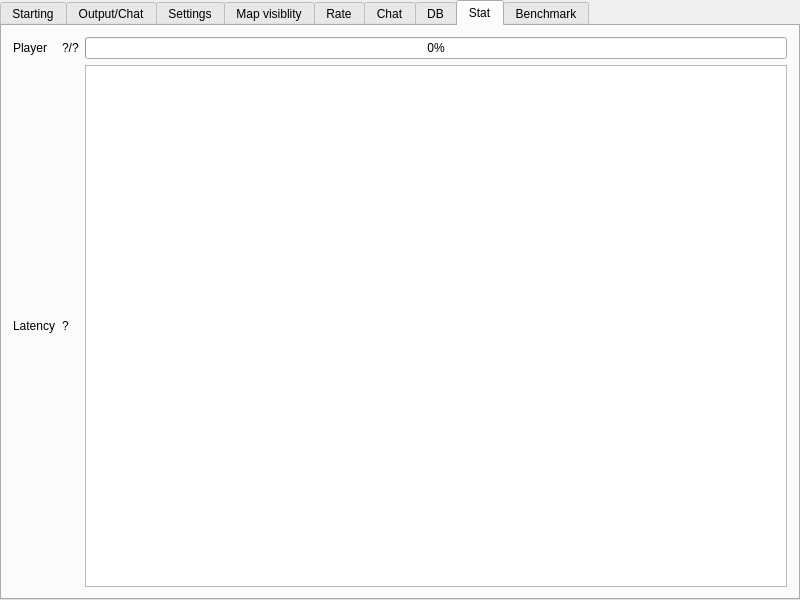
Qt form server/MainWindow.ui (alphaonex86/CatchChallenger) before a commit.
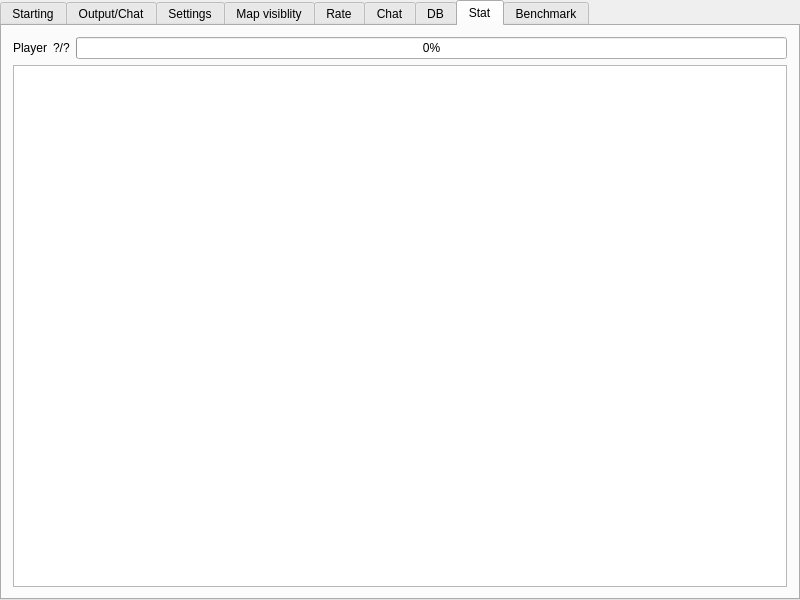
The same form after that commit. The open tabs and pages were chosen to show the change. Icons and pictures are not drawn.

```diff
--- a/server/MainWindow.ui
+++ b/server/MainWindow.ui
@@ -649,23 +649,9 @@
           </property>
          </widget>
         </item>
-        <item row="1" column="2">
+        <item row="1" column="0" colspan="3">
          <widget class="QListWidget" name="listLatency"/>
         </item>
-        <item row="1" column="0">
-         <widget class="QLabel" name="label_18">
-          <property name="text">
-           <string>Latency</string>
-          </property>
-         </widget>
-        </item>
-        <item row="1" column="1">
-         <widget class="QLabel" name="label_latency">
-          <property name="text">
-           <string>?</string>
-          </property>
-         </widget>
-        </item>
        </layout>
       </widget>
       <widget class="QWidget" name="benchmark">
```
Left out of the diff: 2 changed lines with no effect on the pictures.
